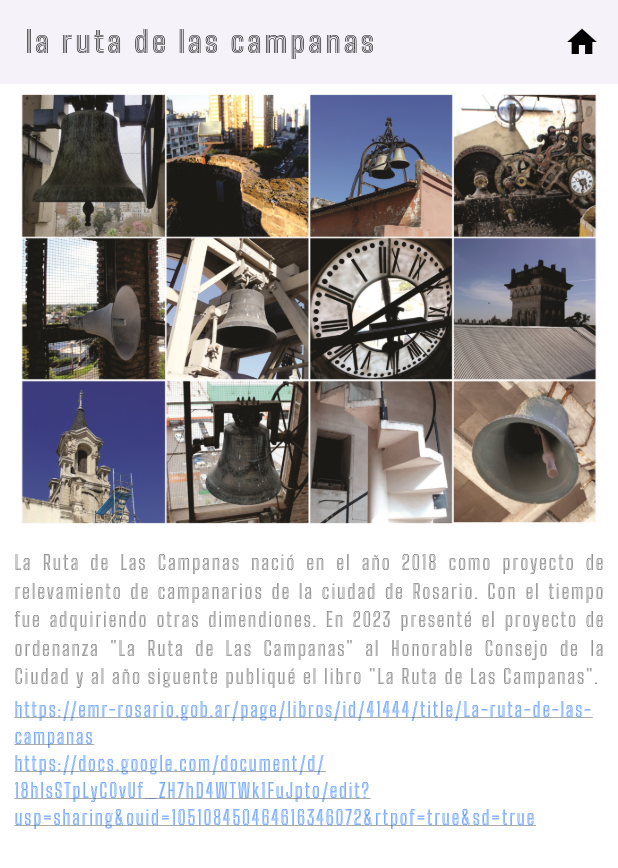
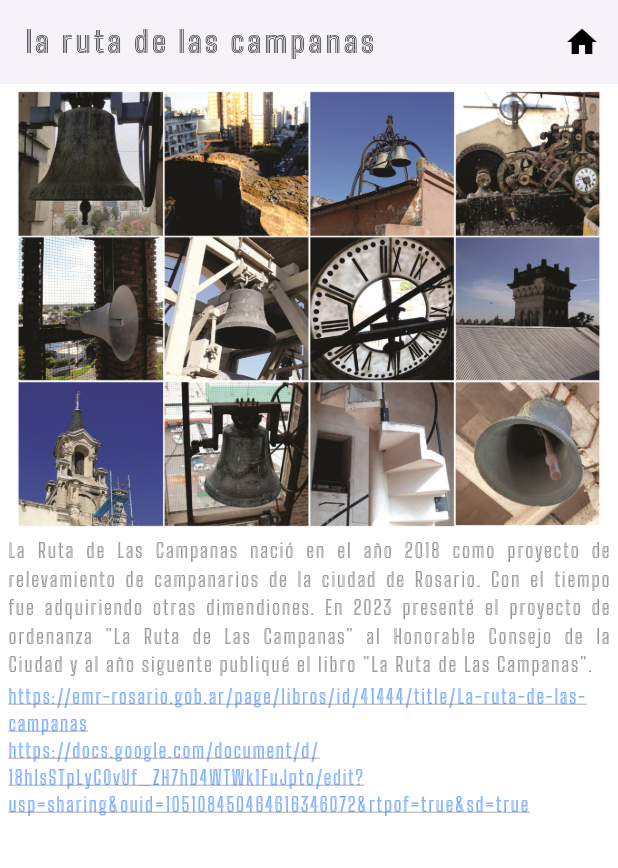
Before and after one commit to JiDomusic/emi_arias, a Flutter app: the screen it shows after launch, after a tap on "la ruta de las campanas", on a phone screen of 412 x 824 dp. Shown: the top 868 px of the screen. Run offline on Flutter 3.47's test engine with Material 3 defaults, Android fonts, the light colour scheme and no system bars; our stand-ins replace font_awesome_flutter, just_audio, permission_handler.

Commit message:
15 de enero 18:30

```diff
--- a/lib/main.dart
+++ b/lib/main.dart
@@ -79,7 +79,7 @@ class _HomePageState extends State<HomePage> {
         children: [
           const Center(
             child: Padding(
-              padding: EdgeInsets.symmetric(vertical: 5, horizontal: 5.0),
+              padding: EdgeInsets.symmetric(vertical: 1, horizontal: 1.0),
               child: Column(
                 mainAxisAlignment: MainAxisAlignment.center,
                 crossAxisAlignment: CrossAxisAlignment.center,
@@ -187,7 +187,7 @@ class _HomePageState extends State<HomePage> {
           Positioned(
             top: 90,
             left: MediaQuery.of(context).size.width / 2.1 - 340,
-            child: _DecorativeImage(
+            child: const _DecorativeImage(
               imagePath: 'assets/images/campanas.jpg',
               audioPath: 'assets/audio/campana2.mp3',
             ),
@@ -195,7 +195,7 @@ class _HomePageState extends State<HomePage> {
           Positioned(
             top: 180,
             right: MediaQuery.of(context).size.width / 2.3 - 300,
-            child: _DecorativeImage(
+            child: const _DecorativeImage(
               imagePath: 'assets/images/lutheria.jpg',
               audioPath: 'assets/audio/lutheria2.mp3',
             ),
@@ -209,7 +209,7 @@ class _HomePageState extends State<HomePage> {
             ),
           ),
           Positioned(
-            bottom: 120,
+            bottom: 80,
             right: MediaQuery.of(context).size.width / 1.8 - 300,
             child: const _DecorativeImage(
               imagePath: 'assets/images/zoomorfopreformance.jpg',
--- a/lib/project_detail.dart
+++ b/lib/project_detail.dart
@@ -82,18 +82,18 @@ class _ProjectDetailState extends State<ProjectDetail> {
         ],
       ),
       body: Padding(
-        padding: const EdgeInsets.symmetric(horizontal: 9.0),
+        padding: const EdgeInsets.symmetric(horizontal: 5),
         child: LayoutBuilder(
           builder: (context, constraints) {
             return Center(
               child: ConstrainedBox(
-                constraints: const BoxConstraints(maxWidth: 1100),
+                constraints: const BoxConstraints(maxWidth: 800),
                 child: isSmallScreen
                     ? Column(
                         crossAxisAlignment: CrossAxisAlignment.center,
                         children: [
                           _buildImage(imagePath, isSmallScreen),
-                          const SizedBox(height: 10),
+                          const SizedBox(height: 2),
                           _buildDescription(),
                         ],
                       )
@@ -101,7 +101,7 @@ class _ProjectDetailState extends State<ProjectDetail> {
                         crossAxisAlignment: CrossAxisAlignment.start,
                         children: [
                           _buildImage(imagePath, isSmallScreen),
-                          const SizedBox(width: 20),
+                          const SizedBox(width: 10),
                           Expanded(child: _buildDescription()),
                         ],
                       ),
@@ -141,7 +141,7 @@ class _ProjectDetailState extends State<ProjectDetail> {
             ),
             textAlign: TextAlign.justify,
           ),
-          const SizedBox(height: 3),
+          const SizedBox(height: 2),
           if (widget.videoLinks.isNotEmpty)
             Column(
               crossAxisAlignment: CrossAxisAlignment.start,
@@ -173,7 +173,7 @@ class _ProjectDetailState extends State<ProjectDetail> {
                 );
               }).toList(),
             ),
-          const SizedBox(height: 30),
+          const SizedBox(height: 20),
         ],
       ),
     );
--- a/lib/project_section.dart
+++ b/lib/project_section.dart
@@ -49,18 +49,17 @@ class ProjectSection extends StatelessWidget {
             .textTheme
             .headlineSmall
             ?.copyWith(fontWeight: FontWeight.bold) ??
-        const TextStyle(fontSize: 26, fontWeight: FontWeight.w500);
+        const TextStyle(fontSize: 25, fontWeight: FontWeight.w500);
 
     // Construye el widget
 
     return GestureDetector(
-      onTap: () => navigateToProjectDetail(
-          context), // Navega a
+      onTap: () => navigateToProjectDetail(context), // Navega a
       child: Container(
-        padding: const EdgeInsets.symmetric(vertical: 1.0, horizontal: 12.0),
+        padding: const EdgeInsets.symmetric(vertical: 0, horizontal: 1.0),
         decoration: BoxDecoration(
           color: Colors.transparent,
-          borderRadius: BorderRadius.circular(40.0),
+          borderRadius: BorderRadius.circular(1.0),
         ),
         child: Center(
           child: Text(
```
Also changed, not shown: 3 other files.
